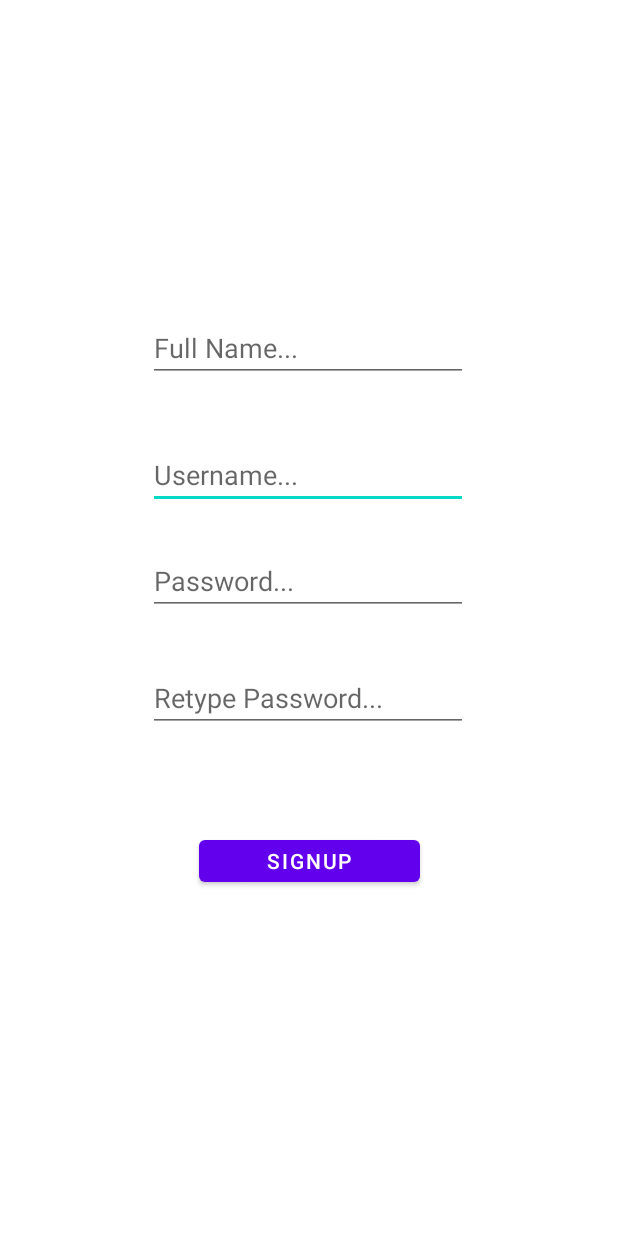
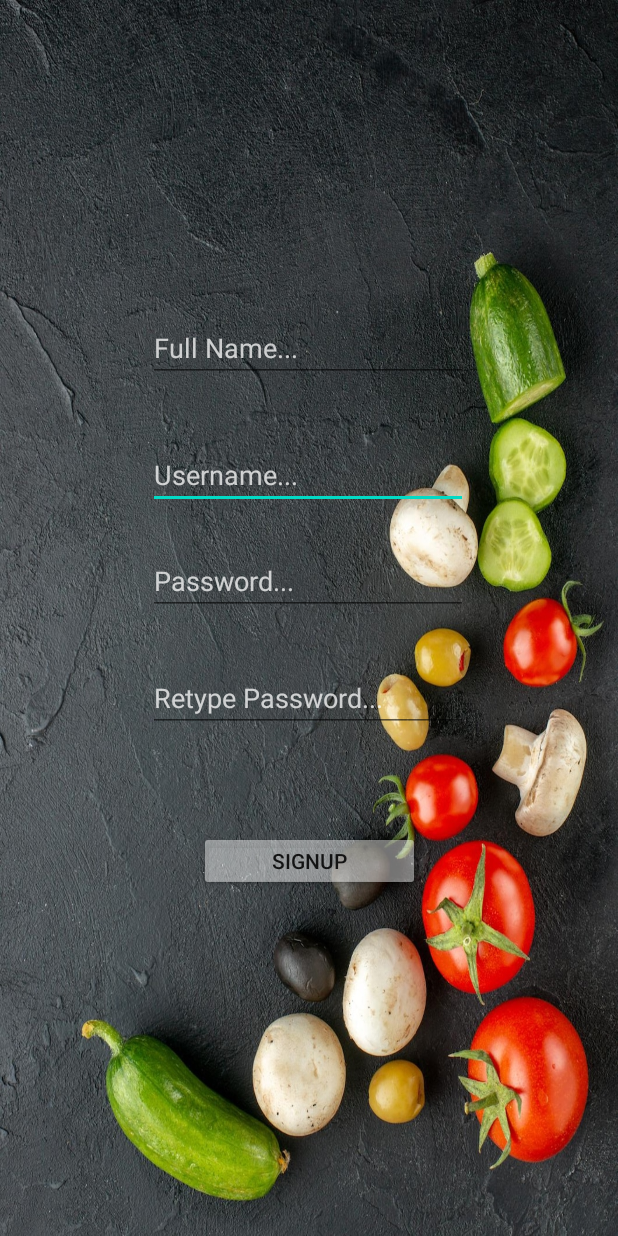
Before and after one commit to larzmarz/RestaurantRoulette, an Android app: the SignUpActivity screen opened directly, with no data from a screen before it, on a phone screen of 412 x 824 dp. Run offline under Robolectric (Android 15) with nearby library versions, the light colour scheme and no system bars; libraries missing offline, so code that uses them is left out: com.parse.

Commit message:
first commit and push in new branch

```diff
--- a/app/src/main/res/layout/activity_login.xml
+++ b/app/src/main/res/layout/activity_login.xml
@@ -15,6 +15,7 @@
         android:ems="10"
         android:hint="Username"
         android:inputType="textPersonName"
+        android:textColor="#CCFFFFFF"
         android:textColorHint="#D2FFFFFF"
         app:layout_constraintEnd_toEndOf="@+id/etPassword"
         app:layout_constraintHorizontal_bias="0.512"
@@ -29,6 +30,7 @@
         android:ems="10"
         android:hint="Password"
         android:inputType="textPassword"
+        android:textColor="#CCFFFFFF"
         android:textColorHint="#D1FFFFFF"
         app:layout_constraintBottom_toTopOf="@+id/btLogin"
         app:layout_constraintEnd_toEndOf="parent"
@@ -40,7 +42,6 @@
         android:layout_width="176dp"
         android:layout_height="50dp"
         android:layout_marginTop="88dp"
-        android:background="@color/white"
         android:backgroundTint="#74FFFFFF"
         android:text="Login"
         app:layout_constraintEnd_toEndOf="parent"
--- a/app/src/main/res/layout/activity_sign_up.xml
+++ b/app/src/main/res/layout/activity_sign_up.xml
@@ -4,6 +4,7 @@
     xmlns:tools="http://schemas.android.com/tools"
     android:layout_width="match_parent"
     android:layout_height="match_parent"
+    android:background="@drawable/veggiespic"
     tools:context=".SignUpActivity">
 
     <EditText
@@ -14,6 +15,8 @@
         android:ems="10"
         android:hint="Username..."
         android:inputType="textPersonName"
+        android:textColor="#CCFFFFFF"
+        android:textColorHint="#BFFFFFFF"
         app:layout_constraintBottom_toTopOf="@+id/etPasswordSU"
         app:layout_constraintEnd_toEndOf="parent"
         app:layout_constraintHorizontal_bias="0.497"
@@ -27,6 +30,8 @@
         android:ems="10"
         android:hint="Password..."
         android:inputType="textPassword"
+        android:textColor="#CCFFFFFF"
+        android:textColorHint="#BFFFFFFF"
         app:layout_constraintBottom_toBottomOf="parent"
         app:layout_constraintEnd_toEndOf="parent"
         app:layout_constraintHorizontal_bias="0.497"
@@ -41,7 +46,9 @@
         android:layout_marginBottom="24dp"
         android:ems="10"
         android:hint="Full Name..."
-        android:inputType="textPassword"
+        android:inputType="textPersonName"
+        android:textColor="#CCFFFFFF"
+        android:textColorHint="#BFFFFFFF"
         app:layout_constraintBottom_toBottomOf="parent"
         app:layout_constraintEnd_toEndOf="parent"
         app:layout_constraintHorizontal_bias="0.497"
@@ -57,6 +64,8 @@
         android:ems="10"
         android:hint="Retype Password..."
         android:inputType="textPassword"
+        android:textColor="#CCFFFFFF"
+        android:textColorHint="#BFFFFFFF"
         app:layout_constraintBottom_toBottomOf="parent"
         app:layout_constraintEnd_toEndOf="parent"
         app:layout_constraintHorizontal_bias="0.497"
@@ -64,11 +73,12 @@
         app:layout_constraintTop_toTopOf="parent"
         app:layout_constraintVertical_bias="0.587" />
 
-    <Button
+    <androidx.appcompat.widget.AppCompatButton
         android:id="@+id/btSignupSU"
         android:layout_width="147dp"
         android:layout_height="40dp"
         android:layout_marginTop="144dp"
+        android:backgroundTint="#73FFFFFF"
         android:text="SIGNUP"
         app:layout_constraintEnd_toEndOf="parent"
         app:layout_constraintStart_toStartOf="parent"
--- a/app/src/main/res/layout/fragment_history.xml
+++ b/app/src/main/res/layout/fragment_history.xml
@@ -5,6 +5,7 @@
     android:orientation="vertical"
     android:layout_width="match_parent"
     android:layout_height="match_parent"
+    android:background="@drawable/tempbackgroundsearch"
     tools:context=".fragment.HistoryFragment">
     <androidx.appcompat.widget.Toolbar
         android:id="@+id/toolbar"
--- a/app/src/main/res/layout/fragment_home.xml
+++ b/app/src/main/res/layout/fragment_home.xml
@@ -14,6 +14,7 @@
         android:layout_height="65dp"
         android:layout_marginStart="161dp"
         android:layout_marginEnd="156dp"
+        android:background="#73FFFFFF"
         android:backgroundTint="#39423F3F"
         android:text="Start your search"
         app:layout_constraintBottom_toBottomOf="parent"
```
Also changed, not shown: app/src/main/java/com/example/restaurantroulette/SearchPageActivity.java (+7 -2 lines).
